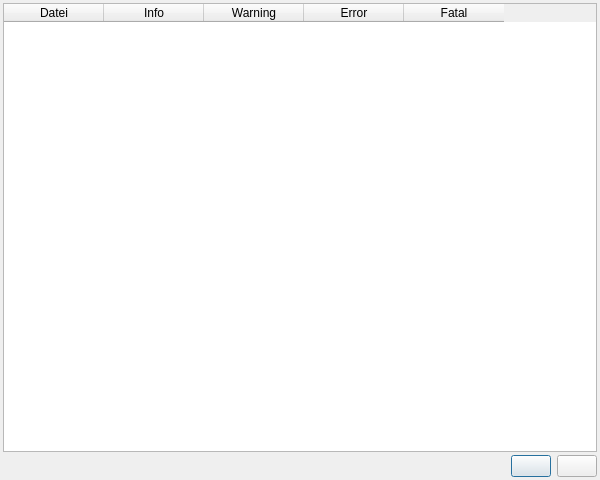
This is guilibraries/wmsgui/src/misc/CwmsErrorSettings.ui in WOGRA-AG/wms as Qt 5 draws it before an edit. The edited form follows.
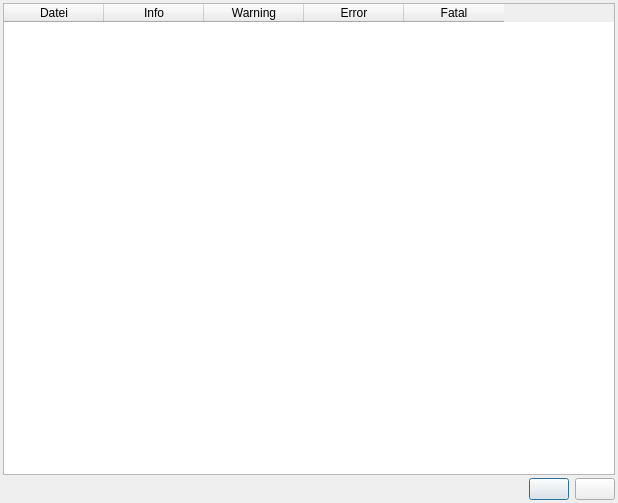
This is the edited form. Icons and pictures are not drawn.

The edit to the form file:
```diff
--- a/guilibraries/wmsgui/src/misc/CwmsErrorSettings.ui
+++ b/guilibraries/wmsgui/src/misc/CwmsErrorSettings.ui
@@ -6,8 +6,8 @@
    <rect>
     <x>0</x>
     <y>0</y>
-    <width>600</width>
-    <height>480</height>
+    <width>618</width>
+    <height>503</height>
    </rect>
   </property>
   <property name="windowTitle">
```
Left out of the diff: 11 changed lines with no effect on the pictures.
